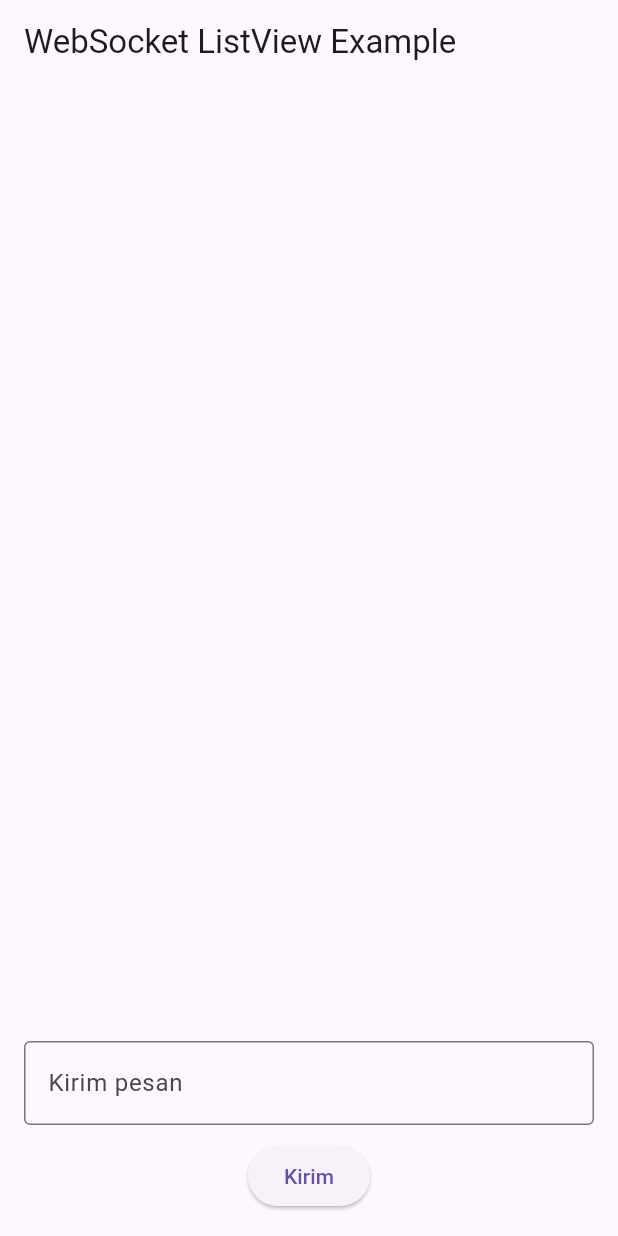
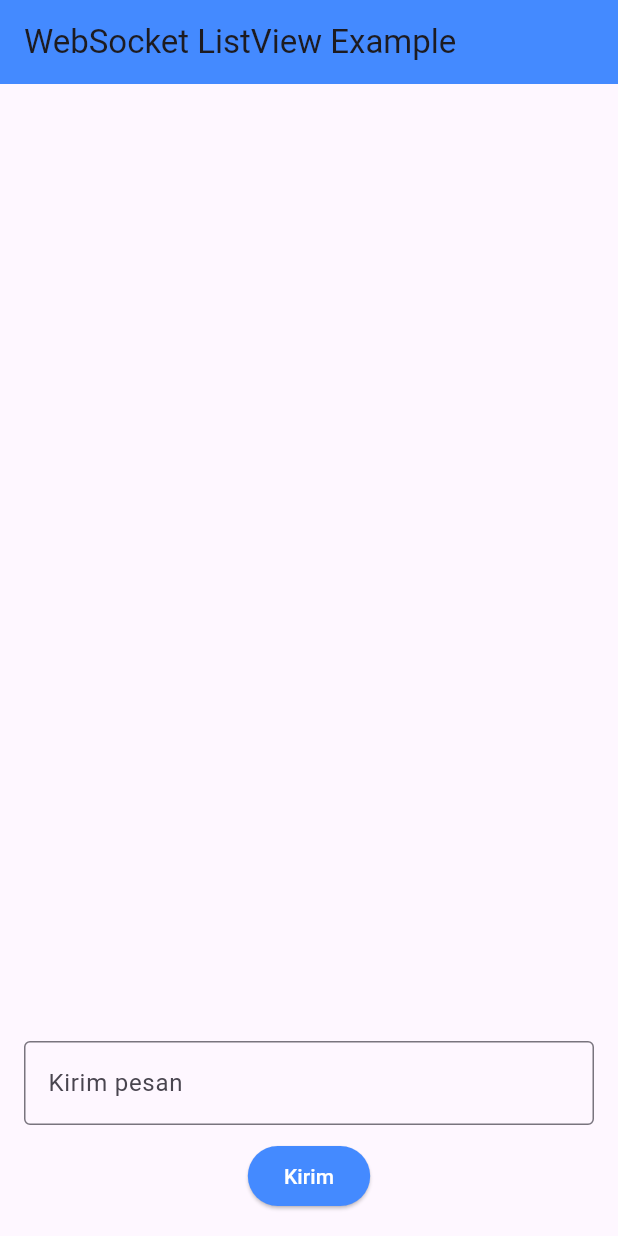
Before and after one commit to skirdrax/flutter_websocket_sakhi, a Flutter app: the screen it shows after launch, after a tap on "Kirim", on a phone screen of 412 x 824 dp. Run offline on Flutter 3.47's test engine with Material 3 defaults, Android fonts, the phone set to English and light mode, and no system bars; network calls fail.

Commit message:
main dart done

```diff
--- a/lib/main.dart
+++ b/lib/main.dart
@@ -6,22 +6,23 @@ void main() {
 }
 
 class MyApp extends StatefulWidget {
+  const MyApp({super.key});
+
   @override
-  _MyAppState createState() => _MyAppState();
+  State<MyApp> createState() => _MyAppState();
 }
 
 class _MyAppState extends State<MyApp> {
   late WebSocketChannel channel;
   final TextEditingController controller = TextEditingController();
-  List<String> messages = []; // Menyimpan semua pesan
+  List<String> messages = [];
 
   @override
   void initState() {
     super.initState();
 
-    channel = WebSocketChannel.connect(Uri.parse("wss://wssimple.arincov.com"));
+    channel = WebSocketChannel.connect(Uri.parse('wss://wssimple.arinov.com'));
 
-    // Listen message
     channel.stream.listen((event) {
       setState(() {
         messages.add(event.toString());
@@ -40,36 +41,54 @@ class _MyAppState extends State<MyApp> {
   Widget build(BuildContext context) {
     return MaterialApp(
       home: Scaffold(
-        appBar: AppBar(title: Text("WebSocket ListView Example")),
+        appBar: AppBar(
+          title: const Text('WebSocket ListView Example'),
+          backgroundColor: Colors.blueAccent,
+        ),
         body: Padding(
-          padding: const EdgeInsets.all(16),
+          padding: const EdgeInsets.all(16.0),
           child: Column(
             children: [
+              // Menampilkan daftar pesan
               Expanded(
                 child: ListView.builder(
                   itemCount: messages.length,
                   itemBuilder: (context, index) {
-                    return ListTile(title: Text(messages[index]));
+                    return ListTile(
+                      title: Text(messages[index]),
+                      leading: const Icon(Icons.message, color: Colors.blue),
+                    );
                   },
                 ),
               ),
-              SizedBox(height: 10),
+              const SizedBox(height: 10),
+
+              // Input field untuk mengirim pesan
               TextField(
                 controller: controller,
-                decoration: InputDecoration(
+                decoration: const InputDecoration(
                   border: OutlineInputBorder(),
-                  labelText: "Kirim pesan",
+                  labelText: 'Kirim pesan',
                 ),
               ),
-              SizedBox(height: 10),
+              const SizedBox(height: 10),
+
+              // Tombol Kirim
               ElevatedButton(
                 onPressed: () {
-                  if (controller.text.isNotEmpty) {
-                    channel.sink.add(controller.text);
+                  final text = controller.text;
+                  if (text.isNotEmpty) {
+                    channel.sink.add(text); // Kirim pesan ke server
                     controller.clear();
                   }
                 },
-                child: Text("Kirim"),
+                style: ElevatedButton.styleFrom(
+                  backgroundColor: Colors.blueAccent,
+                ),
+                child: const Text(
+                  'Kirim',
+                  style: TextStyle(color: Colors.white),
+                ),
               ),
             ],
           ),
```
